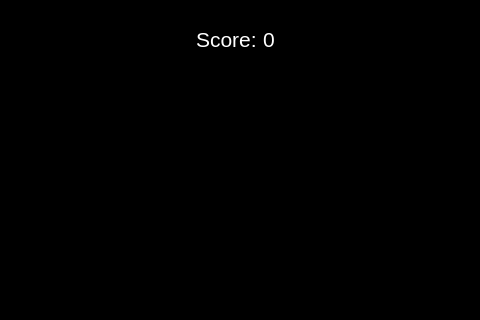
Before: the Qt Designer form visuals/gui.ui in RhythmsOfRelating/LabVisuals, drawn with Qt 5; both pictures show x 434 to 914 and y 0 to 320 of the 1212 by 738 pixel window.
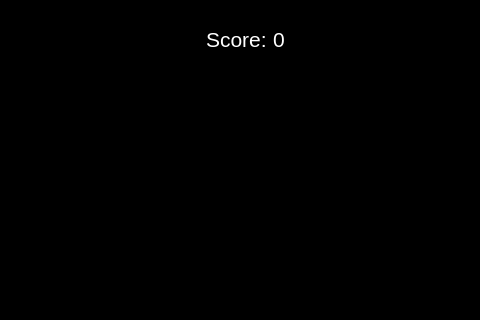
After: the same form once the commit is applied.

```diff
--- a/visuals/gui.ui
+++ b/visuals/gui.ui
@@ -487,7 +487,7 @@
    <widget class="QWidget" name="">
     <property name="geometry">
      <rect>
-      <x>630</x>
+      <x>640</x>
       <y>0</y>
       <width>121</width>
       <height>41</height>
```
